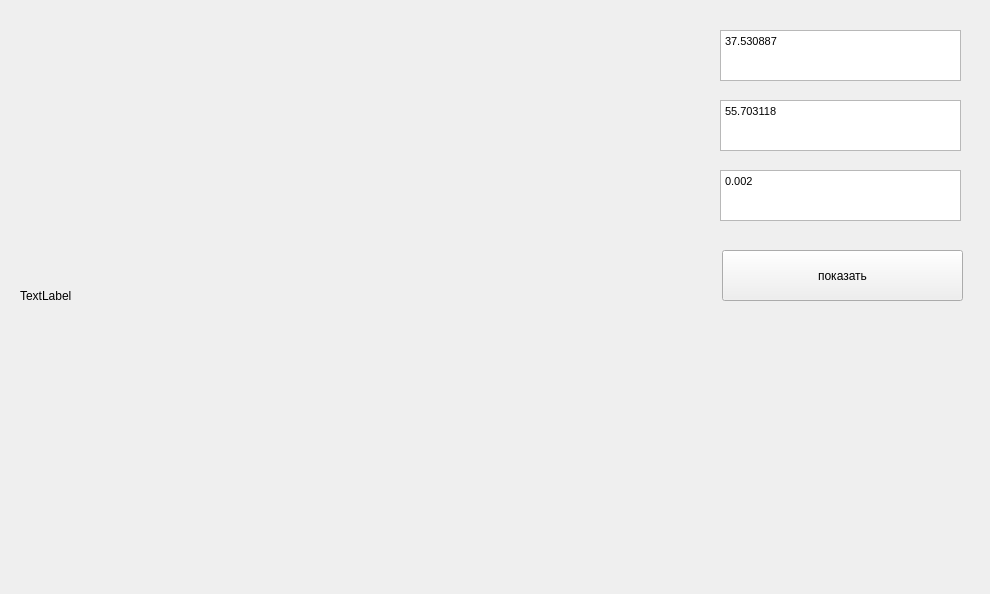
Ivan-Fudko/map_app.py, file map/map_designe.ui: the form before one commit.
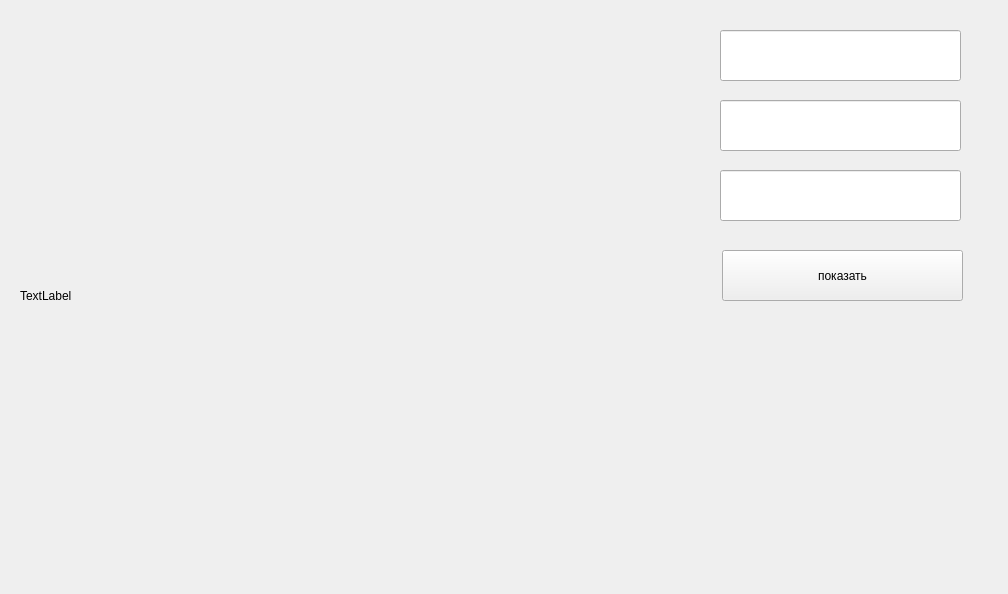
The form after the commit.

Diff of the .ui file:
```diff
--- a/map/map_designe.ui
+++ b/map/map_designe.ui
@@ -6,7 +6,7 @@
    <rect>
     <x>0</x>
     <y>0</y>
-    <width>990</width>
+    <width>1008</width>
     <height>594</height>
    </rect>
   </property>
@@ -26,66 +26,6 @@
     <string>TextLabel</string>
    </property>
   </widget>
-  <widget class="QTextEdit" name="edit_x">
-   <property name="geometry">
-    <rect>
-     <x>720</x>
-     <y>30</y>
-     <width>241</width>
-     <height>51</height>
-    </rect>
-   </property>
-   <property name="html">
-    <string>&lt;!DOCTYPE HTML PUBLIC &quot;-//W3C//DTD HTML 4.0//EN&quot; &quot;http://www.w3.org/TR/REC-html40/strict.dtd&quot;&gt;
-&lt;html&gt;&lt;head&gt;&lt;meta name=&quot;qrichtext&quot; content=&quot;1&quot; /&gt;&lt;style type=&quot;text/css&quot;&gt;
-p, li { white-space: pre-wrap; }
-&lt;/style&gt;&lt;/head&gt;&lt;body style=&quot; font-family:'MS Shell Dlg 2'; font-size:8.25pt; font-weight:400; font-style:normal;&quot;&gt;
-&lt;p style=&quot; margin-top:0px; margin-bottom:0px; margin-left:0px; margin-right:0px; -qt-block-indent:0; text-indent:0px;&quot;&gt;37.530887&lt;/p&gt;&lt;/body&gt;&lt;/html&gt;</string>
-   </property>
-   <property name="placeholderText">
-    <string>37.530887</string>
-   </property>
-  </widget>
-  <widget class="QTextEdit" name="edit_y">
-   <property name="geometry">
-    <rect>
-     <x>720</x>
-     <y>100</y>
-     <width>241</width>
-     <height>51</height>
-    </rect>
-   </property>
-   <property name="html">
-    <string>&lt;!DOCTYPE HTML PUBLIC &quot;-//W3C//DTD HTML 4.0//EN&quot; &quot;http://www.w3.org/TR/REC-html40/strict.dtd&quot;&gt;
-&lt;html&gt;&lt;head&gt;&lt;meta name=&quot;qrichtext&quot; content=&quot;1&quot; /&gt;&lt;style type=&quot;text/css&quot;&gt;
-p, li { white-space: pre-wrap; }
-&lt;/style&gt;&lt;/head&gt;&lt;body style=&quot; font-family:'MS Shell Dlg 2'; font-size:8.25pt; font-weight:400; font-style:normal;&quot;&gt;
-&lt;p style=&quot; margin-top:0px; margin-bottom:0px; margin-left:0px; margin-right:0px; -qt-block-indent:0; text-indent:0px;&quot;&gt;55.703118&lt;/p&gt;&lt;/body&gt;&lt;/html&gt;</string>
-   </property>
-   <property name="placeholderText">
-    <string>55.703118</string>
-   </property>
-  </widget>
-  <widget class="QTextEdit" name="mashtab">
-   <property name="geometry">
-    <rect>
-     <x>720</x>
-     <y>170</y>
-     <width>241</width>
-     <height>51</height>
-    </rect>
-   </property>
-   <property name="html">
-    <string>&lt;!DOCTYPE HTML PUBLIC &quot;-//W3C//DTD HTML 4.0//EN&quot; &quot;http://www.w3.org/TR/REC-html40/strict.dtd&quot;&gt;
-&lt;html&gt;&lt;head&gt;&lt;meta name=&quot;qrichtext&quot; content=&quot;1&quot; /&gt;&lt;style type=&quot;text/css&quot;&gt;
-p, li { white-space: pre-wrap; }
-&lt;/style&gt;&lt;/head&gt;&lt;body style=&quot; font-family:'MS Shell Dlg 2'; font-size:8.25pt; font-weight:400; font-style:normal;&quot;&gt;
-&lt;p style=&quot; margin-top:0px; margin-bottom:0px; margin-left:0px; margin-right:0px; -qt-block-indent:0; text-indent:0px;&quot;&gt;0.002&lt;/p&gt;&lt;/body&gt;&lt;/html&gt;</string>
-   </property>
-   <property name="placeholderText">
-    <string>0.002</string>
-   </property>
-  </widget>
   <widget class="QPushButton" name="pushButton">
    <property name="geometry">
     <rect>
@@ -99,6 +39,36 @@
     <string>показать</string>
    </property>
   </widget>
+  <widget class="QLineEdit" name="x_edit">
+   <property name="geometry">
+    <rect>
+     <x>720</x>
+     <y>30</y>
+     <width>241</width>
+     <height>51</height>
+    </rect>
+   </property>
+  </widget>
+  <widget class="QLineEdit" name="mashtab">
+   <property name="geometry">
+    <rect>
+     <x>720</x>
+     <y>170</y>
+     <width>241</width>
+     <height>51</height>
+    </rect>
+   </property>
+  </widget>
+  <widget class="QLineEdit" name="y_edit">
+   <property name="geometry">
+    <rect>
+     <x>720</x>
+     <y>100</y>
+     <width>241</width>
+     <height>51</height>
+    </rect>
+   </property>
+  </widget>
  </widget>
  <resources/>
  <connections/>
```
Left out of the diff: 4 changed lines with no effect on the pictures.
